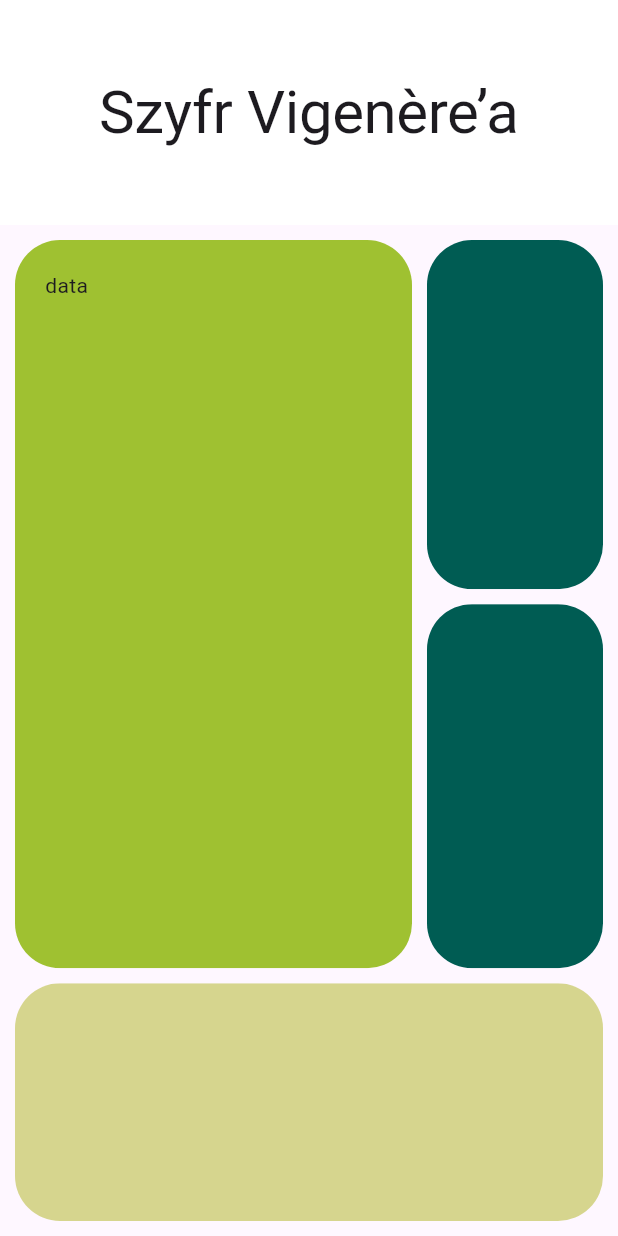
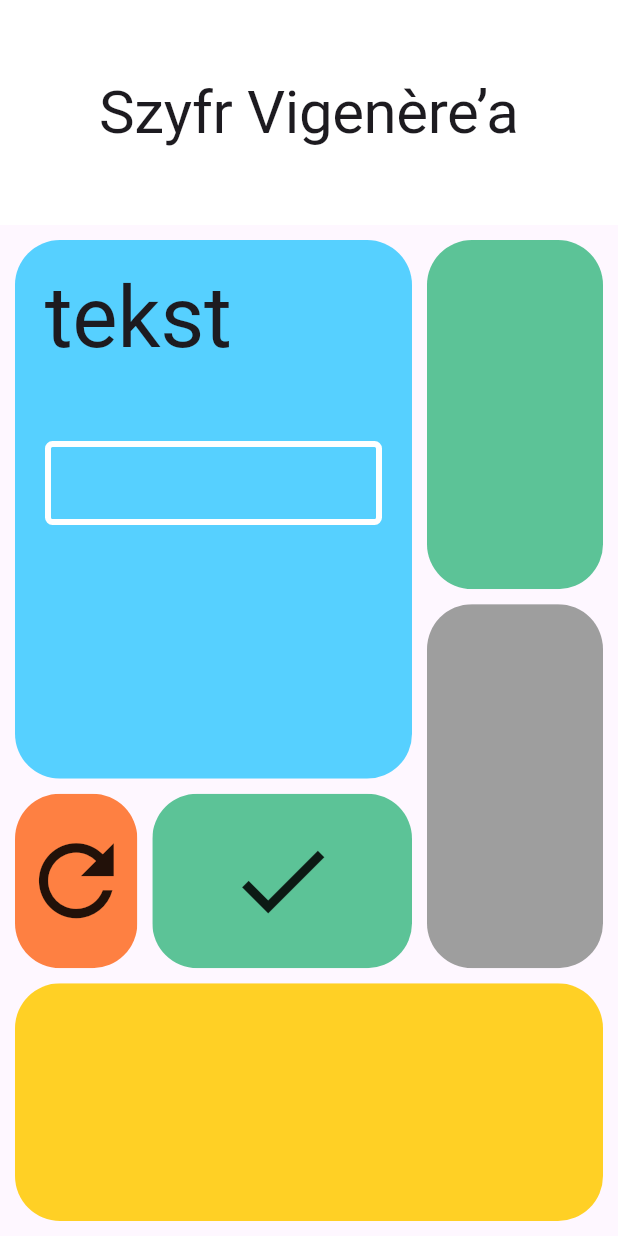
Before and after one commit to amMooncake/flutter_master, a Flutter app: the screen it shows after launch, on a phone screen of 412 x 824 dp. Run offline on Flutter 3.47's test engine with Material 3 defaults, Android fonts, the phone set to English and light mode, and no system bars.

Commit message:
Refactor UI layout and colors

```diff
--- /dev/null
+++ b/lib/left_panel.dart
@@ -0,0 +1,99 @@
+import 'package:flutter/material.dart';
+import 'package:flutter_master/my_text_field.dart';
+
+class MyLeftPanel extends StatelessWidget {
+  final BorderRadiusGeometry myRadious;
+  final Color left;
+  final Color reset;
+  final Color accept;
+
+  const MyLeftPanel({
+    super.key,
+    required this.myRadious,
+    required this.left,
+    required this.reset,
+    required this.accept,
+  });
+
+  @override
+  Widget build(BuildContext context) {
+    return Column(children: [
+      Expanded(
+        flex: 3,
+        child: Padding(
+          padding: const EdgeInsets.only(
+            left: 10,
+            top: 10,
+            bottom: 10,
+          ),
+          child: ClipRRect(
+            borderRadius: myRadious,
+            child: Container(
+              color: left,
+              child: Padding(
+                padding: const EdgeInsets.all(20),
+                child: Column(
+                  crossAxisAlignment: CrossAxisAlignment.start,
+                  children: [
+                    Text(
+                      "tekst",
+                      style: Theme.of(context).textTheme.displayLarge!.copyWith(),
+                    ),
+                    const SizedBox(height: 50),
+                    const MyTextField(),
+                  ],
+                ),
+              ),
+            ),
+          ),
+        ),
+      ),
+      Expanded(
+        child: Row(
+          children: [
+            Expanded(
+              child: Padding(
+                padding: const EdgeInsets.only(
+                  left: 10,
+                  bottom: 10,
+                ),
+                child: ClipRRect(
+                  borderRadius: myRadious,
+                  child: SizedBox(
+                    height: double.infinity,
+                    child: Material(
+                      color: reset,
+                      child: InkWell(
+                        onTap: () {},
+                        child: Icon(Icons.refresh, size: 75),
+                      ),
+                    ),
+                  ),
+                ),
+              ),
+            ),
+            Expanded(
+              flex: 2,
+              child: Padding(
+                padding: const EdgeInsets.only(bottom: 10, left: 10),
+                child: ClipRRect(
+                  borderRadius: myRadious,
+                  child: SizedBox(
+                    height: double.infinity,
+                    child: Material(
+                      color: accept,
+                      child: InkWell(
+                        onTap: () {},
+                        child: Icon(Icons.check, size: 75),
+                      ),
+                    ),
+                  ),
+                ),
+              ),
+            ),
+          ],
+        ),
+      ),
+    ]);
+  }
+}
--- a/lib/main.dart
+++ b/lib/main.dart
@@ -1,6 +1,5 @@
 import 'package:flutter/material.dart';
-
-import 'vigenere_logic.dart';
+import 'package:flutter_master/left_panel.dart';
 
 void main() {
   runApp(const MainApp());
@@ -10,11 +9,13 @@ class MainApp extends StatelessWidget {
   const MainApp({super.key});
 
   static Color top = Colors.white;
-  static Color left = Color(0xff9FC131);
-  static Color right = Color(0xff005C53);
-  static Color bottom = Color(0xffD6D58E);
-  static EdgeInsetsGeometry myPadding = EdgeInsets.all(10);
-  static BorderRadiusGeometry myRadious = BorderRadius.all(Radius.circular(30));
+  static Color left = const Color(0xff56d0ff);
+  static Color rightTop = const Color(0xff5cc397);
+  static Color rightBottom = Colors.grey;
+  static Color reset = const Color(0xfffe8042);
+  static Color bottom = const Color(0xffffd025);
+  static EdgeInsetsGeometry myPadding = const EdgeInsets.all(10);
+  static BorderRadiusGeometry myRadious = const BorderRadius.all(Radius.circular(30));
 
   @override
   Widget build(BuildContext context) {
@@ -27,10 +28,7 @@ class MainApp extends StatelessWidget {
           title: Text("Szyfr Vigenère’a",
               style: Theme.of(context).textTheme.displayLarge!.copyWith(fontSize: 40)),
         ),
-        body: SizedBox(
-          width: double.infinity,
-          height: double.infinity,
-          child: Column(
+        body: Column(
           children: [
             Expanded(
               flex: 3,
@@ -38,46 +36,29 @@ class MainApp extends StatelessWidget {
                 children: [
                   Expanded(
                     flex: 2,
-                      child: Padding(
-                        padding: const EdgeInsets.only(
-                          left: 10,
-                          top: 10,
-                          bottom: 10,
-                        ),
-                        child: ClipRRect(
-                          borderRadius: myRadious,
-                          child: Container(
-                            height: double.infinity,
-                            color: left,
-                            child: const Padding(
-                              padding: EdgeInsets.all(20),
-                              child: Text("data"),
-                            ),
-                          ),
-                        ),
-                      ),
+                    child: MyLeftPanel(accept: rightTop, left: left, myRadious: myRadious, reset: reset),
                   ),
                   Expanded(
                     child: Column(
                       children: [
                         Expanded(
                           child: Padding(
-                              padding: EdgeInsets.all(10),
+                            padding: const EdgeInsets.all(10),
                             child: ClipRRect(
                               borderRadius: myRadious,
                               child: Container(
-                                  color: right,
+                                color: rightTop,
                               ),
                             ),
                           ),
                         ),
                         Expanded(
                           child: Padding(
-                              padding: EdgeInsets.only(left: 10, bottom: 10, right: 10),
+                            padding: const EdgeInsets.only(left: 10, bottom: 10, right: 10),
                             child: ClipRRect(
                               borderRadius: myRadious,
                               child: Container(
-                                  color: right,
+                                color: rightBottom,
                               ),
                             ),
                           ),
@@ -90,7 +71,7 @@ class MainApp extends StatelessWidget {
             ),
             Expanded(
               child: Padding(
-                  padding: EdgeInsets.only(left: 10, bottom: 10, right: 10),
+                padding: const EdgeInsets.only(left: 10, bottom: 10, right: 10),
                 child: ClipRRect(
                   borderRadius: myRadious,
                   child: Container(
@@ -102,7 +83,6 @@ class MainApp extends StatelessWidget {
           ],
         ),
       ),
-      ),
       debugShowCheckedModeBanner: false,
     );
   }
--- /dev/null
+++ b/lib/my_text_field.dart
@@ -0,0 +1,27 @@
+import 'package:flutter/material.dart';
+
+class MyTextField extends StatelessWidget {
+  const MyTextField({super.key});
+
+  @override
+  Widget build(BuildContext context) {
+    return TextField(
+      keyboardType: TextInputType.multiline,
+      minLines: 1,
+      maxLines: 6,
+      cursorColor: Colors.white,
+      style: Theme.of(context).textTheme.bodyLarge!.copyWith(),
+      decoration: const InputDecoration(
+        hoverColor: Colors.red,
+        enabledBorder: OutlineInputBorder(
+          borderSide: BorderSide(color: Colors.white, width: 4),
+          borderRadius: BorderRadius.all(Radius.circular(5)),
+        ),
+        focusedBorder: OutlineInputBorder(
+          borderSide: BorderSide(color: Colors.white, width: 6),
+          borderRadius: BorderRadius.all(Radius.circular(20)),
+        ),
+      ),
+    );
+  }
+}
```
Lines whose indentation alone changed are shown as unchanged.
